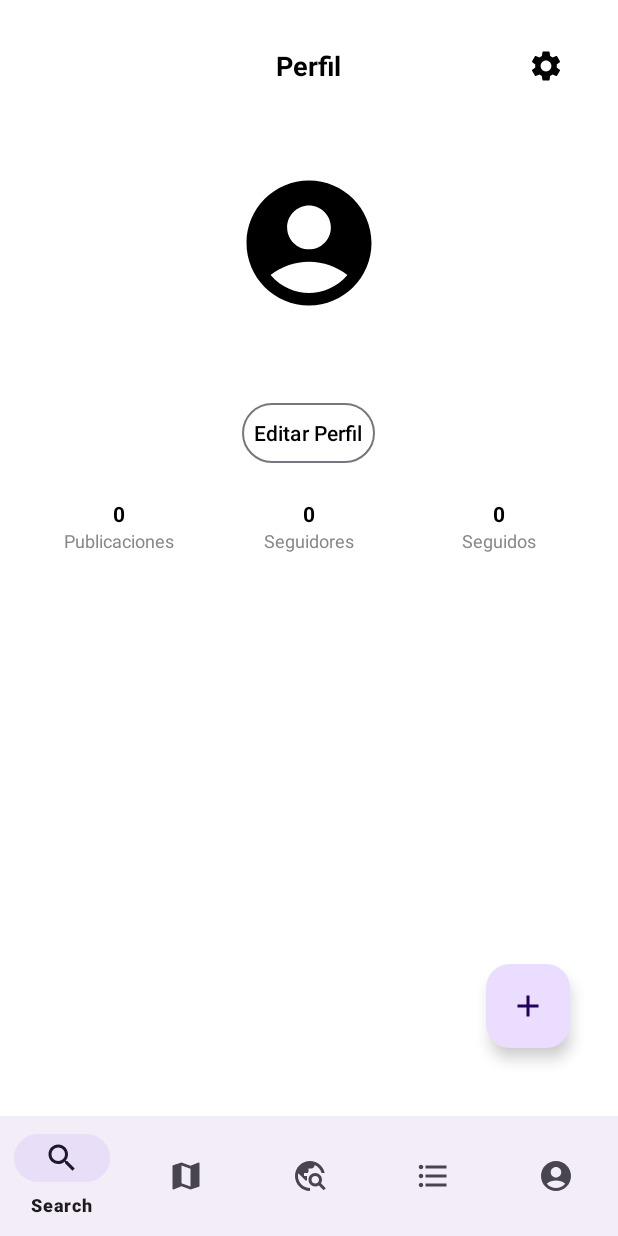
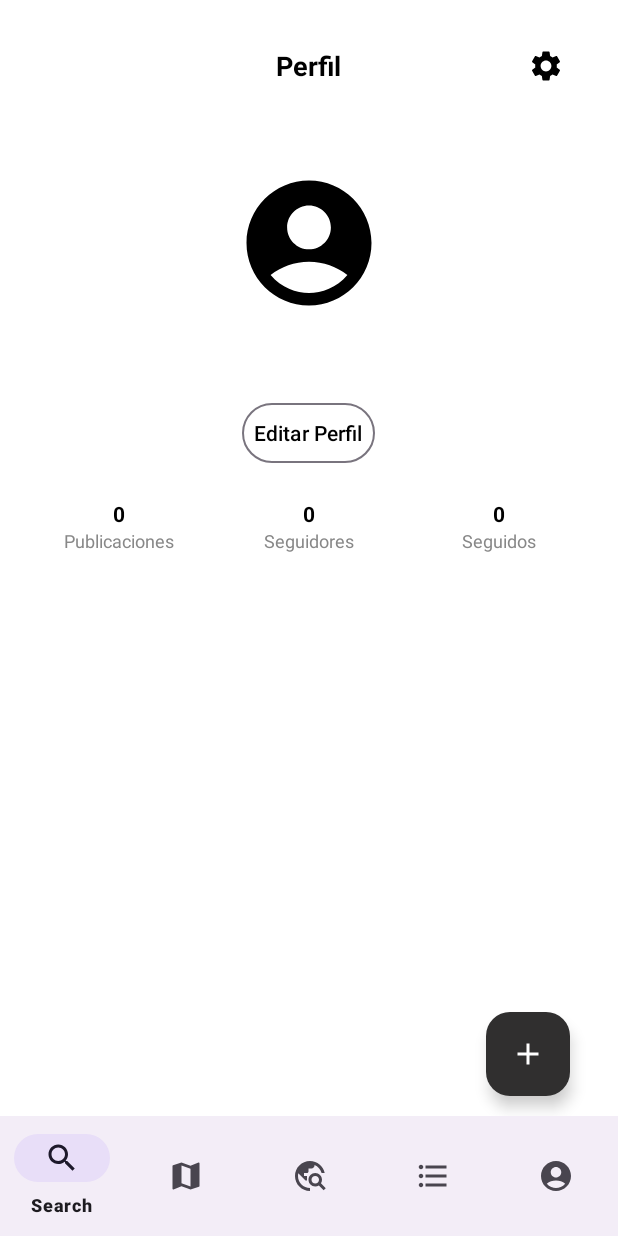
Before and after one commit to GerardDomy/TripShare, an Android app: the fragment FragmentAccount placed in its activity, on a phone screen of 412 x 824 dp. Run offline under Robolectric (Android 15) with nearby library versions, the phone set to English and light mode, and no system bars; our stand-ins replace CircleImageView, Firebase (no records; nobody signed in at launch, a user with empty details on screens opened directly), Picasso; pictures from the network do not load.

Commit message:
Commit 29-04-25 17:54h (Responsive i en tablet mostra 4 imatges i en mobil 3 imatges)

```diff
--- a/app/src/main/java/com/example/tripshare/Account/FragmentAccount.kt
+++ b/app/src/main/java/com/example/tripshare/Account/FragmentAccount.kt
@@ -74,7 +74,14 @@ class FragmentAccount : Fragment() {
         btnSeguidores.setOnClickListener { openFollowersActivity(true) }
         btnSeguidos.setOnClickListener { openFollowersActivity(false) }
 
-        recyclerView.layoutManager = GridLayoutManager(context, 3)
+        val displayMetrics = resources.displayMetrics
+        val screenWidthDp = displayMetrics.widthPixels / displayMetrics.density
+
+        val spanCount = if (screenWidthDp >= 600) 4 else 3  // 600dp o més = tablet
+
+        recyclerView.layoutManager = GridLayoutManager(context, spanCount)
+
+
 
         val userUid = FirebaseAuth.getInstance().currentUser?.uid ?: ""
         adapter = PhotosAdapter(userUid)
@@ -317,5 +324,4 @@ class FragmentAccount : Fragment() {
                 Toast.makeText(context, "Error al obtener el nombre de usuario", Toast.LENGTH_SHORT).show()
             }
     }
-
 }
--- a/app/src/main/java/com/example/tripshare/Search/PhotosFragment.kt
+++ b/app/src/main/java/com/example/tripshare/Search/PhotosFragment.kt
@@ -21,7 +21,14 @@ class PhotosFragment(private val userUid: String) : Fragment() {
     override fun onCreateView(inflater: LayoutInflater, container: ViewGroup?, savedInstanceState: Bundle?): View? {
         val view = inflater.inflate(R.layout.fragment_photos, container, false)
         val recyclerView = view.findViewById<RecyclerView>(R.id.recyclerViewPhotos)
-        recyclerView.layoutManager = GridLayoutManager(requireContext(), 3)
+
+        val displayMetrics = resources.displayMetrics
+        val screenWidthDp = displayMetrics.widthPixels / displayMetrics.density
+
+        val spanCount = if (screenWidthDp >= 600) 4 else 3  // 600dp o més = tablet
+
+        recyclerView.layoutManager = GridLayoutManager(context, spanCount)
+
         val adapter = PhotosAdapter(userUid)
 
         // En PhotosFragment.kt
--- a/app/src/main/res/drawable/ic_add.xml
+++ b/app/src/main/res/drawable/ic_add.xml
@@ -1,4 +1,4 @@
-<vector xmlns:android="http://schemas.android.com/apk/res/android" android:height="24dp" android:tint="#000000" android:viewportHeight="24" android:viewportWidth="24" android:width="24dp">
+<vector xmlns:android="http://schemas.android.com/apk/res/android" android:height="24dp" android:tint="#FFFFFF" android:viewportHeight="24" android:viewportWidth="24" android:width="24dp">
 
     <path android:fillColor="@android:color/white" android:pathData="M19,13h-6v6h-2v-6H5v-2h6V5h2v6h6v2z"/>
 
--- a/app/src/main/res/layout/activity_profile.xml
+++ b/app/src/main/res/layout/activity_profile.xml
@@ -170,7 +170,7 @@
         android:id="@+id/viewPagerProfile"
         android:layout_width="match_parent"
         android:layout_height="wrap_content"
-        android:layout_weight="1"
-        android:layout_marginTop="5dp" />
+        android:layout_marginTop="5dp"
+        android:layout_weight="1" />
 
 </LinearLayout>
--- a/app/src/main/res/layout/fragment_account.xml
+++ b/app/src/main/res/layout/fragment_account.xml
@@ -2,6 +2,7 @@
 <LinearLayout xmlns:android="http://schemas.android.com/apk/res/android"
     android:layout_width="match_parent"
     android:layout_height="match_parent"
+    xmlns:app="http://schemas.android.com/apk/res-auto"
     android:orientation="vertical"
     android:padding="16dp"
     android:background="#FFFFFF">
@@ -174,25 +175,30 @@
 
     <FrameLayout
         android:layout_width="match_parent"
-        android:layout_height="350dp">
+        android:layout_height="0dp"
+        android:layout_weight="1"
+        android:layout_marginBottom="55dp"
+        android:layout_marginTop="20dp">
 
         <androidx.recyclerview.widget.RecyclerView
             android:id="@+id/recyclerViewPhotos"
             android:layout_width="match_parent"
-            android:layout_height="330dp"
-            android:layout_marginTop="20dp"
-            android:layout_marginBottom="20dp"
-            android:layout_weight="1"
-            android:paddingTop="8dp" />
+            android:layout_height="match_parent"
+            android:paddingTop="8dp"
+            android:paddingBottom="8dp" />
 
         <com.google.android.material.floatingactionbutton.FloatingActionButton
             android:id="@+id/btn_add_photo"
-            android:layout_width="56dp"
-            android:layout_height="56dp"
-            android:layout_gravity="end|bottom"
-            android:layout_marginEnd="16dp"
-            android:layout_marginBottom="20dp"
+            android:layout_width="wrap_content"
+            android:layout_height="wrap_content"
+            android:layout_gravity="bottom|end"
+            android:layout_marginBottom="22dp"
+            android:layout_marginRight="16dp"
             android:contentDescription="Agregar foto"
-            android:src="@drawable/ic_add" />
+            android:src="@drawable/ic_add"
+            android:backgroundTint="#302F2F"
+            app:tint="#FFFFFF" />
     </FrameLayout>
+
+
 </LinearLayout>
--- a/app/src/main/res/layout/item_photo.xml
+++ b/app/src/main/res/layout/item_photo.xml
@@ -1,15 +1,16 @@
 <?xml version="1.0" encoding="utf-8"?>
 <androidx.cardview.widget.CardView xmlns:android="http://schemas.android.com/apk/res/android"
-    android:layout_width="wrap_content"
+    android:layout_width="match_parent"
     android:layout_height="wrap_content"
     xmlns:app="http://schemas.android.com/apk/res-auto"
     android:layout_margin="4dp"
-    app:cardElevation="4dp"
+    app:cardElevation="0dp"
     app:cardCornerRadius="8dp">
 
     <ImageView
         android:id="@+id/imageViewPhoto"
         android:layout_width="120dp"
         android:layout_height="120dp"
+        android:layout_gravity="center"
         android:scaleType="centerCrop" />
 </androidx.cardview.widget.CardView>
```
